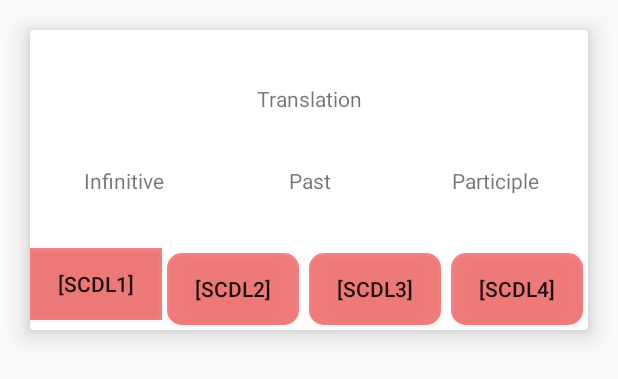
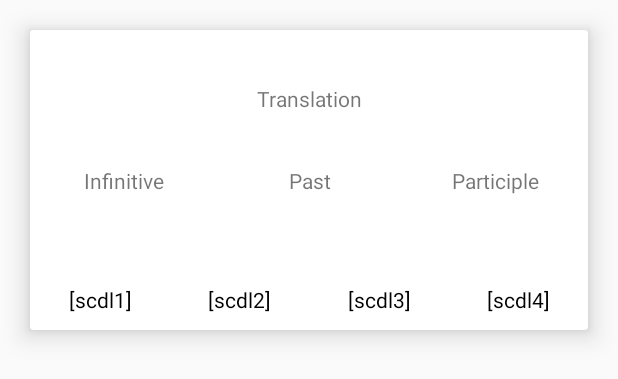
Before and after one commit to serreau/irregular-verbs, an Android app: the layout item_explorer_layout.xml on its own in the app's theme, with its tools: preview values and no code run, on a phone screen of 412 x 824 dp. Shown: the top 379 px of the screen. Run offline under Robolectric (Android 15) with nearby library versions, the phone set to English and light mode, and no system bars.

Commit message:
Explorer's scheduler checkboxes works : colors check and uncheck bind with database

```diff
--- a/app/src/main/java/sero/com/irregularverbs/ui/explorer/ExplorerAdapter.kt
+++ b/app/src/main/java/sero/com/irregularverbs/ui/explorer/ExplorerAdapter.kt
@@ -1,14 +1,12 @@
 package sero.com.irregularverbs.ui.explorer
 
 import android.view.LayoutInflater
+import android.view.View
 import android.view.ViewGroup
+import android.widget.CheckBox
 import androidx.cardview.widget.CardView
 import androidx.recyclerview.widget.RecyclerView
 import kotlinx.android.synthetic.main.item_explorer_layout.view.*
-import kotlinx.android.synthetic.main.item_explorer_layout.view.button_four
-import kotlinx.android.synthetic.main.item_explorer_layout.view.button_one
-import kotlinx.android.synthetic.main.item_explorer_layout.view.button_three
-import kotlinx.android.synthetic.main.item_explorer_layout.view.button_two
 import sero.com.irregularverbs.R
 import sero.com.irregularverbs.data.db.Verbs
 import java.time.LocalDateTime
@@ -34,22 +32,11 @@ class ExplorerAdapter(
     ) : RecyclerView.ViewHolder(layout){
 
         fun  initExplorerViewHolder (verb : Verbs){
-            layout.button_one.setOnClickListener {
-                val updatedVerb = verb.copy(day = ExplorerDaySchedulerEnum.FIRST_SCHEDULER.days, date = LocalDateTime.now())
-                model.updateVerb(updatedVerb)
-            }
-            layout.button_two.setOnClickListener {
-                val updatedVerb = verb.copy(day = ExplorerDaySchedulerEnum.SECOND_SCHEDULER.days, date = LocalDateTime.now())
-                model.updateVerb(updatedVerb)
-            }
-            layout.button_three.setOnClickListener {
-                val updatedVerb = verb.copy(day = ExplorerDaySchedulerEnum.THIRD_SCHEDULER.days, date = LocalDateTime.now())
-                model.updateVerb(updatedVerb)
-            }
-            layout.button_four.setOnClickListener {
-                val updatedVerb = verb.copy(day = ExplorerDaySchedulerEnum.FOURTH_SCHEDULER.days, date = LocalDateTime.now())
-                model.updateVerb(updatedVerb)
-            }
+
+            layout.button_one.setOnClickListener { onSchedulerButtonClickListener(verb, layout.button_one) }
+            layout.button_two.setOnClickListener { onSchedulerButtonClickListener(verb, layout.button_two) }
+            layout.button_three.setOnClickListener { onSchedulerButtonClickListener(verb, layout.button_three) }
+            layout.button_four.setOnClickListener { onSchedulerButtonClickListener(verb, layout.button_four) }
 
             layout.infinitive_textview.text = verb.infinitive
             layout.past_textview.text = verb.past
@@ -60,6 +47,30 @@ class ExplorerAdapter(
             layout.button_two.text = layout.context.getString(ExplorerDaySchedulerEnum.SECOND_SCHEDULER.daySchedulerText)
             layout.button_three.text = layout.context.getString(ExplorerDaySchedulerEnum.THIRD_SCHEDULER.daySchedulerText)
             layout.button_four.text = layout.context.getString(ExplorerDaySchedulerEnum.FOURTH_SCHEDULER.daySchedulerText)
+            layout.button_one.isChecked = getStateFromVerb(verb, layout.button_one)
+            layout.button_two.isChecked = getStateFromVerb(verb, layout.button_two)
+            layout.button_three.isChecked = getStateFromVerb(verb, layout.button_three)
+            layout.button_four.isChecked = getStateFromVerb(verb, layout.button_four)
+        }
+
+        private fun onSchedulerButtonClickListener(verb: Verbs, view: CheckBox){
+            val updatedVerb = getUpdatedVerb(verb, view)
+            model.updateVerb(updatedVerb)
+            manageCheckboxes(view)
+        }
+
+        private fun getUpdatedVerb(verb: Verbs, view: CheckBox): Verbs =
+            if(view.isChecked) verb.copy(day = ExplorerDaySchedulerEnum.getSchedulerFromView(view).days, date = LocalDateTime.now())
+            else verb.copy(day = null, date = null)
+
+        private fun getStateFromVerb(verb : Verbs, view : CheckBox): Boolean =
+            ExplorerDaySchedulerEnum.getSchedulerFromView(view).days == verb.day
+
+        private fun manageCheckboxes(v : View? = null){
+            if(v != layout.button_one) layout.button_one.isChecked = false
+            if(v != layout.button_two) layout.button_two.isChecked = false
+            if(v != layout.button_three) layout.button_three.isChecked = false
+            if(v != layout.button_four) layout.button_four.isChecked = false
         }
     }
 }
--- a/app/src/main/java/sero/com/irregularverbs/ui/explorer/ExplorerDaySchedulerEnum.kt
+++ b/app/src/main/java/sero/com/irregularverbs/ui/explorer/ExplorerDaySchedulerEnum.kt
@@ -1,26 +1,43 @@
 package sero.com.irregularverbs.ui.explorer
 
+import android.view.View
 import sero.com.irregularverbs.R
 
 enum class ExplorerDaySchedulerEnum(
     val days: Int,
     val daySchedulerText: Int,
-    val color: Int
+    val viewId: Int
 ) {
     FIRST_SCHEDULER(
         FIRST_SCHEDULER_NUMBER_OF_DAY,
         R.string.first_day_scheduler_text,
-        R.color.red),
+        R.id.button_one),
     SECOND_SCHEDULER(
         SECOND_SCHEDULER_NUMBER_OF_DAY,
         R.string.second_day_scheduler_text,
-        R.color.orange),
+        R.id.button_two
+    ),
     THIRD_SCHEDULER(
         THIRD_SCHEDULER_NUMBER_OF_DAY,
         R.string.third_day_scheduler_text,
-        R.color.yellow),
+        R.id.button_three
+    ),
     FOURTH_SCHEDULER(
         FOURTH_SCHEDULER_NUMBER_OF_DAY,
         R.string.fourth_day_scheduler_text,
-        R.color.green)
+        R.id.button_four
+    ),
+    NO_SCHEDULER(-1, -1, -1);
+
+    companion object{
+        fun getSchedulerFromView(view : View) =
+            when(view.id){
+                FIRST_SCHEDULER.viewId -> FIRST_SCHEDULER
+                SECOND_SCHEDULER.viewId -> SECOND_SCHEDULER
+                THIRD_SCHEDULER.viewId -> THIRD_SCHEDULER
+                FOURTH_SCHEDULER.viewId -> FOURTH_SCHEDULER
+                else -> NO_SCHEDULER
+            }
+
+    }
 }
--- a/app/src/main/java/sero/com/irregularverbs/ui/revision/RevisionConfig.kt
+++ b/app/src/main/java/sero/com/irregularverbs/ui/revision/RevisionConfig.kt
@@ -1,3 +1,3 @@
 package sero.com.irregularverbs.ui.revision
 
-const val CARD_TRANSLATION_DURATION = 400L
+const val CARD_TRANSLATION_DURATION = 200L
--- a/app/src/main/res/drawable/background_button.xml
+++ /dev/null
@@ -1,5 +0,0 @@
-<?xml version="1.0" encoding="utf-8"?>
-<selector xmlns:android="http://schemas.android.com/apk/res/android">
-    <item>
-    </item>
-</selector>
--- /dev/null
+++ b/app/src/main/res/drawable/ripple_explorer_scheduler_button__first_choice.xml
@@ -0,0 +1,18 @@
+<?xml version="1.0" encoding="utf-8"?>
+<!-- in drawable folder-->
+<ripple
+    xmlns:android="http://schemas.android.com/apk/res/android"
+    android:color="?android:colorControlHighlight">
+
+    <item android:id="@android:id/mask">
+        <shape android:shape="rectangle">
+            <solid android:color="?android:colorAccent" />
+        </shape>
+    </item>
+
+    <item>
+        <shape android:shape="rectangle">
+            <solid android:color="@color/red" />
+        </shape>
+    </item>
+</ripple>
--- /dev/null
+++ b/app/src/main/res/drawable/ripple_explorer_scheduler_button__fourth_choice.xml
@@ -0,0 +1,18 @@
+<?xml version="1.0" encoding="utf-8"?>
+<!-- in drawable folder-->
+<ripple
+    xmlns:android="http://schemas.android.com/apk/res/android"
+    android:color="?android:colorControlHighlight">
+
+    <item android:id="@android:id/mask">
+        <shape android:shape="rectangle">
+            <solid android:color="?android:colorAccent" />
+        </shape>
+    </item>
+
+    <item>
+        <shape android:shape="rectangle">
+            <solid android:color="@color/green" />
+        </shape>
+    </item>
+</ripple>
--- /dev/null
+++ b/app/src/main/res/drawable/ripple_explorer_scheduler_button__no_choice.xml
@@ -0,0 +1,6 @@
+<?xml version="1.0" encoding="utf-8"?>
+<!-- in drawable folder-->
+<ripple
+    xmlns:android="http://schemas.android.com/apk/res/android"
+    android:color="?android:colorControlHighlight"
+    android:id="@android:id/mask"/>
--- a/app/src/main/res/drawable/ripple.xml
+++ b/app/src/main/res/drawable/ripple_explorer_scheduler_button__second_choice.xml
@@ -7,17 +7,12 @@
     <item android:id="@android:id/mask">
         <shape android:shape="rectangle">
             <solid android:color="?android:colorAccent" />
-            <corners android:radius="10dp"/>
         </shape>
     </item>
 
     <item>
         <shape android:shape="rectangle">
-            <!-- put your background color here-->
-            <solid android:color="@color/red" />
-            <corners android:radius="10dp"/>
-
+            <solid android:color="@color/orange" />
         </shape>
     </item>
-
 </ripple>
--- /dev/null
+++ b/app/src/main/res/drawable/ripple_explorer_scheduler_button__third_choice.xml
@@ -0,0 +1,18 @@
+<?xml version="1.0" encoding="utf-8"?>
+<!-- in drawable folder-->
+<ripple
+    xmlns:android="http://schemas.android.com/apk/res/android"
+    android:color="?android:colorControlHighlight">
+
+    <item android:id="@android:id/mask">
+        <shape android:shape="rectangle">
+            <solid android:color="?android:colorAccent" />
+        </shape>
+    </item>
+
+    <item>
+        <shape android:shape="rectangle">
+            <solid android:color="@color/yellow" />
+        </shape>
+    </item>
+</ripple>
--- a/app/src/main/res/drawable/selector.xml
+++ /dev/null
@@ -1,6 +0,0 @@
-<?xml version="1.0" encoding="utf-8"?>
-<selector xmlns:android="http://schemas.android.com/apk/res/android">
-    <item android:state_first="true" android:drawable="@color/colorPrimaryDark" />
-    <item android:state_focused="true" android:drawable="@android:color/holo_green_dark" />
-    <item android:drawable="@color/red" />
-</selector>
--- /dev/null
+++ b/app/src/main/res/drawable/selector_explorer_scheduler_button__first_choice.xml
@@ -0,0 +1,7 @@
+<?xml version="1.0" encoding="utf-8"?>
+<selector xmlns:android="http://schemas.android.com/apk/res/android">
+    <item android:state_checked="false"
+        android:drawable="@drawable/ripple_explorer_scheduler_button__no_choice" />
+    <item  android:state_checked="true"
+        android:drawable="@drawable/ripple_explorer_scheduler_button__first_choice" />
+</selector>
--- /dev/null
+++ b/app/src/main/res/drawable/selector_explorer_scheduler_button__fourth_choice.xml
@@ -0,0 +1,7 @@
+<?xml version="1.0" encoding="utf-8"?>
+<selector xmlns:android="http://schemas.android.com/apk/res/android">
+    <item android:state_checked="false"
+        android:drawable="@drawable/ripple_explorer_scheduler_button__no_choice" />
+    <item  android:state_checked="true"
+        android:drawable="@drawable/ripple_explorer_scheduler_button__fourth_choice" />
+</selector>
--- /dev/null
+++ b/app/src/main/res/drawable/selector_explorer_scheduler_button__second_choice.xml
@@ -0,0 +1,7 @@
+<?xml version="1.0" encoding="utf-8"?>
+<selector xmlns:android="http://schemas.android.com/apk/res/android">
+    <item android:state_checked="false"
+        android:drawable="@drawable/ripple_explorer_scheduler_button__no_choice" />
+    <item  android:state_checked="true"
+        android:drawable="@drawable/ripple_explorer_scheduler_button__second_choice" />
+</selector>
--- /dev/null
+++ b/app/src/main/res/drawable/selector_explorer_scheduler_button__third_choice.xml
@@ -0,0 +1,7 @@
+<?xml version="1.0" encoding="utf-8"?>
+<selector xmlns:android="http://schemas.android.com/apk/res/android">
+    <item android:state_checked="false"
+        android:drawable="@drawable/ripple_explorer_scheduler_button__no_choice" />
+    <item  android:state_checked="true"
+        android:drawable="@drawable/ripple_explorer_scheduler_button__third_choice" />
+</selector>
--- a/app/src/main/res/layout/item_explorer_layout.xml
+++ b/app/src/main/res/layout/item_explorer_layout.xml
@@ -55,47 +55,53 @@
                 app:layout_constraintBottom_toTopOf="@id/past_textview"
                 android:gravity="center_horizontal"/>
 
-            <androidx.appcompat.widget.LinearLayoutCompat
-                android:layout_width="match_parent"
-                android:layout_height="wrap_content"
-                android:orientation="horizontal"
+            <androidx.appcompat.widget.AppCompatCheckBox
+                    android:id="@+id/button_one"
+                    android:layout_width="0dp"
+                    android:layout_height="40dp"
+                    android:button="@null"
+                    android:background="@drawable/selector_explorer_scheduler_button__first_choice"
+                    android:text="[scdl1]"
+                    app:layout_constraintStart_toStartOf="parent"
+                    app:layout_constraintBottom_toBottomOf="parent"
+                    app:layout_constraintEnd_toStartOf="@id/button_two"
+                    android:gravity="center"/>
+
+            <androidx.appcompat.widget.AppCompatCheckBox
+                    android:id="@+id/button_two"
+                    android:layout_width="0dp"
+                    android:layout_height="40dp"
+                    android:button="@null"
+                    android:background="@drawable/selector_explorer_scheduler_button__second_choice"
+                    android:text="[scdl2]"
+                    app:layout_constraintStart_toEndOf="@id/button_one"
+                    app:layout_constraintBottom_toBottomOf="parent"
+                    app:layout_constraintEnd_toStartOf="@id/button_three"
+                    android:gravity="center"/>
+
+            <androidx.appcompat.widget.AppCompatCheckBox
+                    android:id="@+id/button_three"
+                    android:layout_width="0dp"
+                    android:layout_height="40dp"
+                    android:button="@null"
+                    android:background="@drawable/selector_explorer_scheduler_button__third_choice"
+                    android:text="[scdl3]"
+                    app:layout_constraintStart_toEndOf="@id/button_two"
+                    app:layout_constraintBottom_toBottomOf="parent"
+                    app:layout_constraintEnd_toStartOf="@id/button_four"
+                    android:gravity="center"/>
+
+            <androidx.appcompat.widget.AppCompatCheckBox
+                android:id="@+id/button_four"
+                android:layout_width="0dp"
+                android:layout_height="40dp"
+                android:button="@null"
+                android:background="@drawable/selector_explorer_scheduler_button__fourth_choice"
+                android:text="[scdl4]"
+                app:layout_constraintStart_toEndOf="@id/button_three"
                 app:layout_constraintBottom_toBottomOf="parent"
-                app:layout_constraintStart_toStartOf="parent"
                 app:layout_constraintEnd_toEndOf="parent"
-                android:gravity="center_horizontal">
-
-                <Button
-                    android:id="@+id/button_one"
-                    android:layout_width="wrap_content"
-                    android:layout_height="wrap_content"
-                    android:text="[scdl1]"
-                    android:background="@drawable/selector"/>
-
-                <Button
-                    android:id="@+id/button_two"
-                    android:layout_width="wrap_content"
-                    android:layout_height="wrap_content"
-                    android:text="[scdl2]"
-                    android:background="@drawable/ripple"
-                    android:layout_margin="3dp"/>
-
-                <Button
-                    android:id="@+id/button_three"
-                    android:layout_width="wrap_content"
-                    android:layout_height="wrap_content"
-                    android:text="[scdl3]"
-                    android:background="@drawable/ripple"
-                    android:layout_margin="3dp"/>
-
-                <androidx.appcompat.widget.AppCompatButton
-                    android:id="@+id/button_four"
-                    android:layout_width="wrap_content"
-                    android:layout_height="wrap_content"
-                    android:text="[scdl4]"
-                    android:background="@drawable/ripple"
-                    android:layout_margin="3dp" />
-
-            </androidx.appcompat.widget.LinearLayoutCompat>
+                android:gravity="center"/>
 
         </androidx.constraintlayout.widget.ConstraintLayout>
 
--- a/app/src/main/res/layout/item_revision_layout.xml
+++ b/app/src/main/res/layout/item_revision_layout.xml
@@ -10,7 +10,7 @@
         android:layout_height="match_parent"
         app:flipOnTouch="true"
         app:flipEnabled="true"
-        app:flipDuration="400"
+        app:flipDuration="200"
         app:flipFrom="left"
         app:flipType="horizontal"
         app:layout_constraintTop_toTopOf="parent"
--- a/app/src/main/res/values/colors.xml
+++ b/app/src/main/res/values/colors.xml
@@ -4,10 +4,9 @@
     <color name="colorPrimaryDark">#000000</color>
     <color name="colorAccent">#03DAC5</color>
 
-    <color name="red">#7AF30000</color>
-    <color name="orange">#FF6D00</color>
-    <color name="yellow">#FFD600</color>
-    <color name="green">#00C853</color>
+    <color name="red">#E53935</color>
+    <color name="orange">#FB8C00</color>
+    <color name="yellow">#FDD835</color>
+    <color name="green">#7CB342</color>
     <color name="white">#ffffff</color>
-
 </resources>
```
